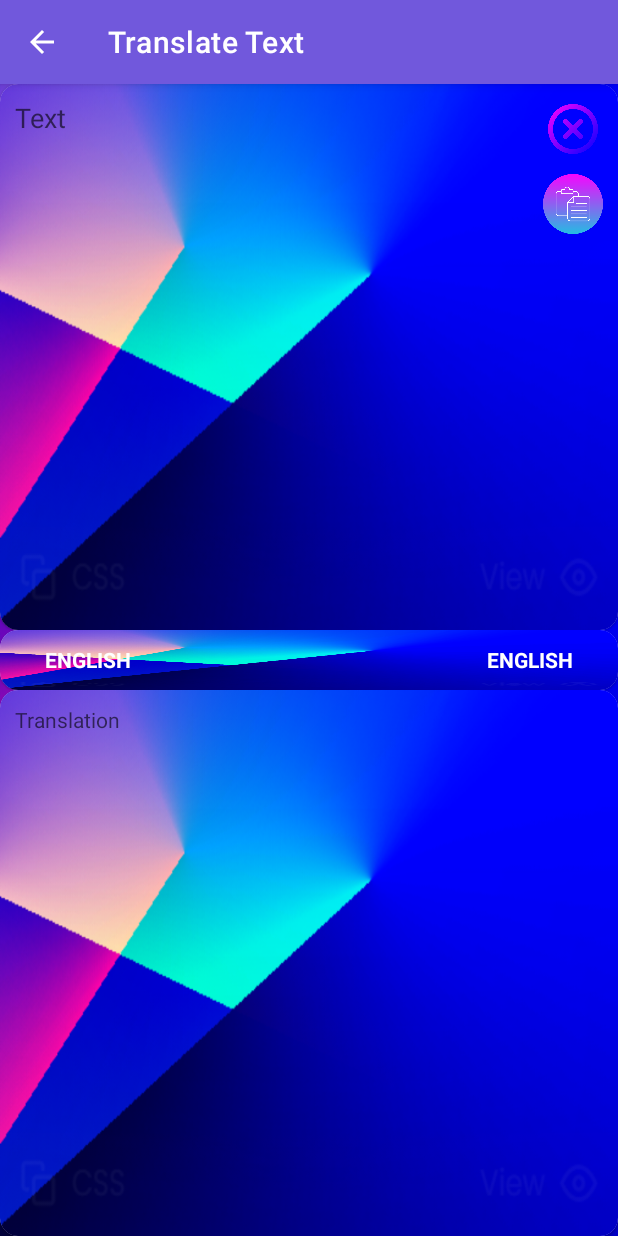
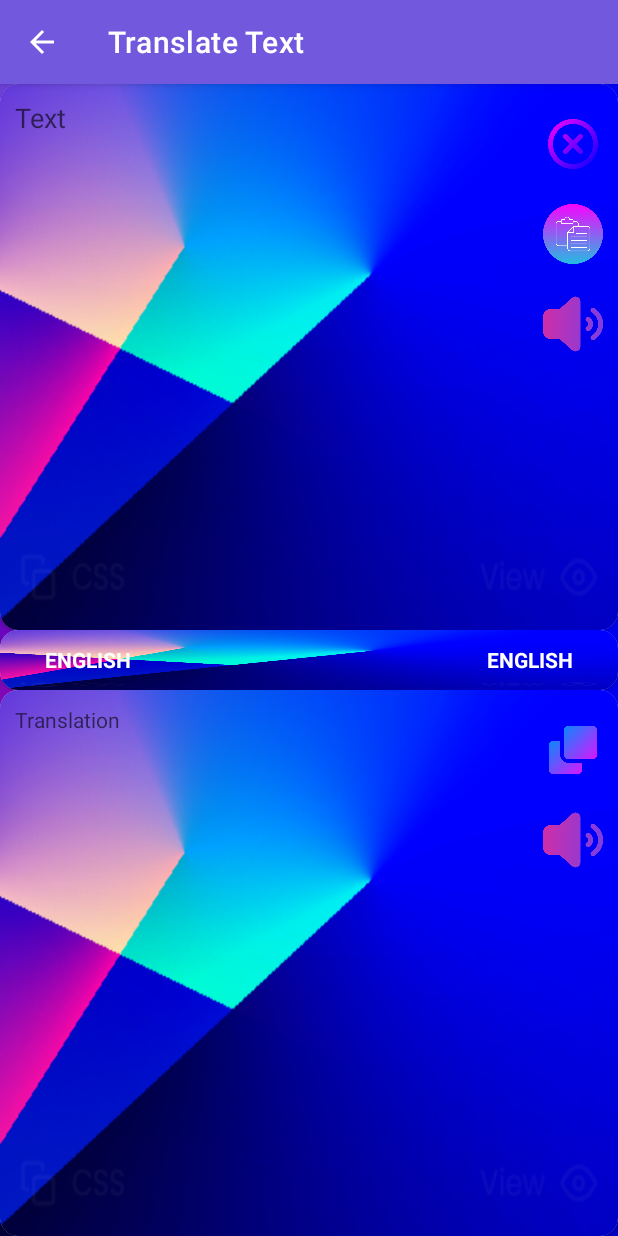
Before and after one commit to Jihadmz/AI-Tools, an Android app: the TranslateTextActivity screen opened directly, with no data from a screen before it, on a phone screen of 412 x 824 dp. Run offline under Robolectric (Android 15) with nearby library versions, the phone set to English and light mode, and no system bars; libraries missing offline, so code that uses them is left out: com.google.mlkit.common, com.google.mlkit.nl; 3 statements that could not run were skipped.

Commit message:
copy translated text, speak texts

```diff
--- a/app/src/main/java/com/jihad/aitools/feature_translatetext/presentation/TranslateTextActivity.java
+++ b/app/src/main/java/com/jihad/aitools/feature_translatetext/presentation/TranslateTextActivity.java
@@ -4,6 +4,7 @@ import android.content.ClipData;
 import android.content.ClipboardManager;
 import android.content.Context;
 import android.os.Bundle;
+import android.speech.tts.TextToSpeech;
 import android.text.Editable;
 import android.text.TextWatcher;
 import android.util.Log;
@@ -37,10 +38,14 @@ import com.jihad.aitools.feature_translatetext.CoreTranslateText;
 import com.jihad.aitools.feature_translatetext.presentation.components.DialogDownloading;
 import com.jihad.aitools.feature_translatetext.presentation.components.DialogLanguageChooser;
 
+import java.util.Locale;
+
 public class TranslateTextActivity extends AppCompatActivity {
 
     private ActivityTranslateTextBinding binding;
     private ClipboardManager clipboardManager;
+    private TextToSpeech textToSpeech;
+    private TextToSpeech textToSpeech1;
 
     @Override
     protected void onCreate(Bundle savedInstanceState) {
@@ -53,6 +58,18 @@ public class TranslateTextActivity extends AppCompatActivity {
         CoreTranslateText.modelManager = RemoteModelManager.getInstance();
 
         clipboardManager = (ClipboardManager) getSystemService(Context.CLIPBOARD_SERVICE);
+        textToSpeech = new TextToSpeech(TranslateTextActivity.this, new TextToSpeech.OnInitListener() {
+            @Override
+            public void onInit(int i) {
+                textToSpeech.setLanguage(Locale.ENGLISH);
+            }
+        });
+        textToSpeech1 = new TextToSpeech(TranslateTextActivity.this, new TextToSpeech.OnInitListener() {
+            @Override
+            public void onInit(int i) {
+                gettingLocalLanguageFromLanguage(binding.tvChosenId.getText().toString());
+            }
+        });
 
         //  Setting up actionbar
         ActionBar actionBar = getSupportActionBar();
@@ -78,6 +95,8 @@ public class TranslateTextActivity extends AppCompatActivity {
             @Override
             public void onChanged(String s) {
                 binding.tvChosenId.setText(s);
+
+                gettingLocalLanguageFromLanguage(s);
             }
         });
 
@@ -85,6 +104,16 @@ public class TranslateTextActivity extends AppCompatActivity {
             @Override
             public void onChanged(String s) {
                 binding.tvSourceId.setText(gettingSourceLanguage(s));
+
+                switch (s){
+                    case "fr": textToSpeech.setLanguage(Locale.FRENCH); break;
+                    case "en": textToSpeech.setLanguage(Locale.ENGLISH); break;
+                    case "de": textToSpeech.setLanguage(Locale.GERMAN); break;
+                    case "ar": {
+                        textToSpeech.setLanguage(new Locale("ar"));
+                        break;
+                    }
+                }
             }
         });
 
@@ -162,6 +191,27 @@ public class TranslateTextActivity extends AppCompatActivity {
             }
         });
 
+        binding.ivCopy.setOnClickListener(new View.OnClickListener() {
+            @Override
+            public void onClick(View view) {
+                copyToClipboard();
+            }
+        });
+
+        binding.ivSpeak1.setOnClickListener(new View.OnClickListener() {
+            @Override
+            public void onClick(View view) {
+                speak();
+            }
+        });
+
+        binding.ivSpeak2.setOnClickListener(new View.OnClickListener() {
+            @Override
+            public void onClick(View view) {
+                speak1();
+            }
+        });
+
         binding.cv1.setOnClickListener(new View.OnClickListener() {
             @Override
             public void onClick(View view) {
@@ -178,6 +228,31 @@ public class TranslateTextActivity extends AppCompatActivity {
 
         downloadEnglishLanguageModel();
 
+    }
+
+    private void gettingLocalLanguageFromLanguage(String language){
+        switch (language){
+            case "ENGLISH": textToSpeech1.setLanguage(Locale.ENGLISH); break;
+            case "GERMANY": textToSpeech1.setLanguage(Locale.GERMAN); break;
+            case "FRENCH": textToSpeech1.setLanguage(Locale.FRENCH); break;
+            case "ARABIC":{
+                textToSpeech1.setLanguage(new Locale("ar"));
+                break;
+            }
+        }
+    }
+
+    private void speak(){
+        textToSpeech.speak(binding.etTextTranslate.getText().toString(), TextToSpeech.QUEUE_FLUSH, null, null);
+    }
+
+    private void speak1(){
+        textToSpeech1.speak(binding.tvTranslatedText.getText().toString(), TextToSpeech.QUEUE_FLUSH, null, null);
+    }
+
+    private void copyToClipboard(){
+        ClipData clipData = ClipData.newPlainText("Translated Text",binding.tvTranslatedText.getText().toString());
+        clipboardManager.setPrimaryClip(clipData);
     }
 
     private void pasteFromClipboard(){
--- a/app/src/main/res/layout/activity_translate_text.xml
+++ b/app/src/main/res/layout/activity_translate_text.xml
@@ -49,7 +49,7 @@
                     android:layout_height="40dp"
                     android:src="@drawable/close"
                     android:layout_alignParentEnd="true"
-                    android:layout_marginTop="10dp"
+                    android:layout_marginTop="20dp"
                     android:layout_marginEnd="10dp"
                     />
 
@@ -57,11 +57,21 @@
                     android:id="@+id/iv_paste"
                     android:layout_width="40dp"
                     android:layout_height="40dp"
+                    android:layout_below="@+id/iv_clear"
                     android:layout_alignParentEnd="true"
-                    android:layout_marginTop="10dp"
+                    android:layout_marginTop="20dp"
                     android:layout_marginEnd="10dp"
-                    android:src="@drawable/paste"
-                    android:layout_below="@+id/iv_clear"/>
+                    android:src="@drawable/paste" />
+
+                <ImageView
+                    android:id="@+id/iv_speak1"
+                    android:layout_width="40dp"
+                    android:layout_height="40dp"
+                    android:layout_below="@+id/iv_paste"
+                    android:layout_alignParentEnd="true"
+                    android:layout_marginTop="20dp"
+                    android:layout_marginEnd="10dp"
+                    android:src="@drawable/speakers" />
                 </RelativeLayout>
         </androidx.cardview.widget.CardView>
 
@@ -104,7 +114,7 @@
             android:layout_weight="1"
             >
 
-            <LinearLayout
+            <RelativeLayout
                 android:layout_width="match_parent"
                 android:layout_height="match_parent"
                 android:background="@drawable/bg"
@@ -115,9 +125,30 @@
                 android:layout_width="match_parent"
                 android:layout_height="match_parent"
                 android:hint="@string/Translation"
-                android:layout_margin="10dp"/>
+                android:layout_margin="10dp"
+                android:layout_toStartOf="@+id/iv_copy"
+                android:overScrollMode="ifContentScrolls"/>
 
-            </LinearLayout>
+                <ImageView
+                    android:id="@+id/iv_copy"
+                    android:layout_width="40dp"
+                    android:layout_height="40dp"
+                    android:layout_alignParentEnd="true"
+                    android:layout_marginTop="20dp"
+                    android:layout_marginEnd="10dp"
+                    android:src="@drawable/copy" />
+
+                <ImageView
+                    android:id="@+id/iv_speak2"
+                    android:layout_width="40dp"
+                    android:layout_height="40dp"
+                    android:src="@drawable/speakers"
+                    android:layout_alignParentEnd="true"
+                    android:layout_below="@+id/iv_copy"
+                    android:layout_marginTop="20dp"
+                    android:layout_marginEnd="10dp"/>
+
+            </RelativeLayout>
         </androidx.cardview.widget.CardView>
     </LinearLayout>
 </androidx.constraintlayout.widget.ConstraintLayout>
```
Also changed, not shown: app/src/main/res/drawable/speakers.png (added).
